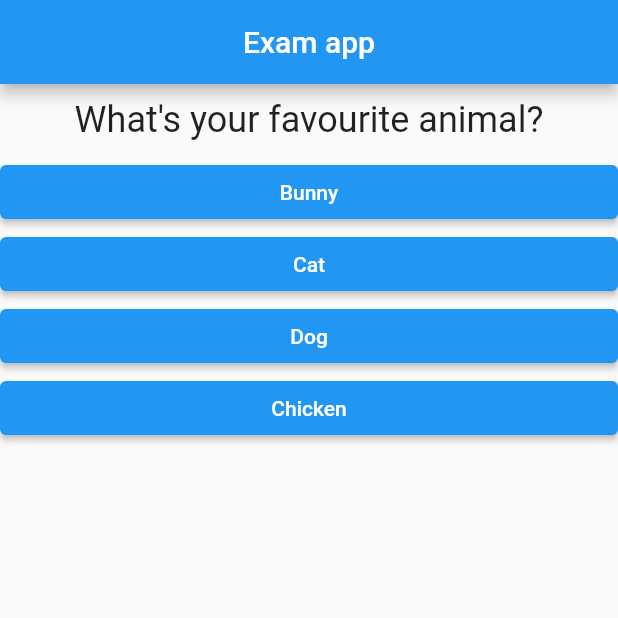
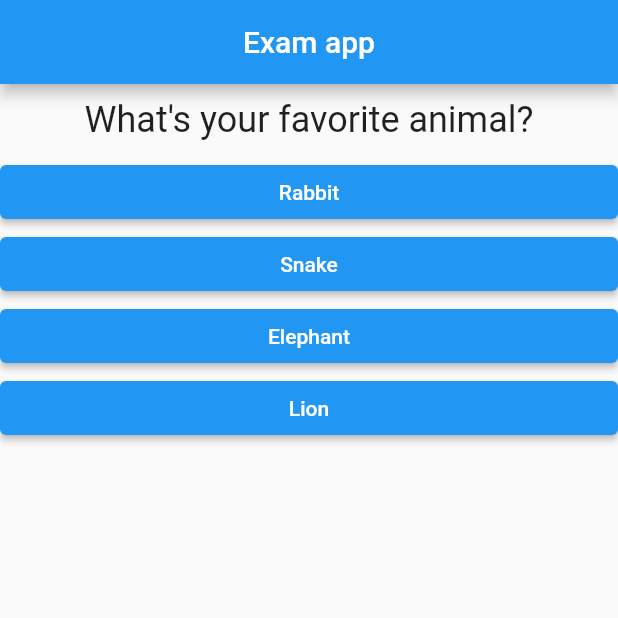
Before and after one commit to NicholasNgaruiya/Personality-Test-app, a Flutter app: the screen it shows after launch, after a tap on "Black", on a phone screen of 412 x 824 dp, the top half of it. Run offline on Flutter 3.47's test engine with Material 2 defaults, Android fonts, the phone set to English and light mode, and no system bars.

Commit message:
Created a getter in the Quiz widget inorder to make the score  to be dynamic hence a different text

```diff
--- a/lib/main.dart
+++ b/lib/main.dart
@@ -19,8 +19,11 @@ class MyApp extends StatefulWidget {
 
 class _MyAppState extends State<MyApp> {
   var _questionIndex = 0;
+  var _totalScore = 0;
 
-  void _answerQuestion() {
+  void _answerQuestion(int score) {
+    _totalScore = _totalScore + score;
+    //could also use _totalScore += score;
     setState(() {
       _questionIndex = _questionIndex + 1;
     });
@@ -31,21 +34,32 @@ class _MyAppState extends State<MyApp> {
   Widget build(BuildContext context) {
     final _questions = const [
       {
-        'questionText': 'What\'s your favourite color?',
-        'answers': ['Black', 'Red', 'Green', 'White']
+        'questionText': 'What\'s your favorite color?',
+        'answers': [
+          {'text': 'Black', 'score': 10},
+          {'text': 'Red', 'score': 5},
+          {'text': 'Green', 'score': 3},
+          {'text': 'White', 'score': 1},
+        ],
       },
       {
-        'questionText': 'What\'s your favourite animal?',
-        'answers': ['Bunny', 'Cat', 'Dog', 'Chicken']
+        'questionText': 'What\'s your favorite animal?',
+        'answers': [
+          {'text': 'Rabbit', 'score': 3},
+          {'text': 'Snake', 'score': 11},
+          {'text': 'Elephant', 'score': 5},
+          {'text': 'Lion', 'score': 9},
+        ],
       },
       {
-        'questionText': 'Who\'s your favourite lecturer?',
-        'answers': ['Brad', 'Joe', 'Fireship']
+        'questionText': 'Who\'s your favorite instructor?',
+        'answers': [
+          {'text': 'Max', 'score': 1},
+          {'text': 'Max', 'score': 1},
+          {'text': 'Max', 'score': 1},
+          {'text': 'Max', 'score': 1},
+        ],
       },
-      {
-        'questionText': 'Who was the first president of Kenya',
-        'answers': ['Moi', 'Uhuru', 'Kibaki', 'Ruto', 'None of the above']
-      }
     ];
     return MaterialApp(
       home: Scaffold(
@@ -60,7 +74,8 @@ class _MyAppState extends State<MyApp> {
                 questionIndex: _questionIndex,
                 questions: _questions,
               )
-              : const Result()),
+            : Result(_totalScore),
+      ),
     );
   }
 }
--- a/lib/quiz.dart
+++ b/lib/quiz.dart
@@ -6,7 +6,7 @@ import './answer.dart';
 class Quiz extends StatelessWidget {
   final List<Map<String, Object>> questions;
   final int questionIndex;
-  final VoidCallback answerQuestion;
+  final void Function(int) answerQuestion;
 
   const Quiz({
     super.key,
@@ -21,8 +21,10 @@ class Quiz extends StatelessWidget {
       Question(
         questions[questionIndex]['questionText'] as String,
       ),
-      ...(questions[questionIndex]['answers'] as List<String>).map((answer) {
-        return Answer(answerQuestion, answer);
+      ...(questions[questionIndex]['answers'] as List<Map<String, Object>>)
+          .map((answer) {
+        return Answer(() => answerQuestion(answer['score'] as int),
+            answer['text'] as String);
       }).toList()
     ]);
   }
```
Also changed, not shown: lib/result.dart (+24 -3 lines). Lines whose indentation alone changed are shown as unchanged.
